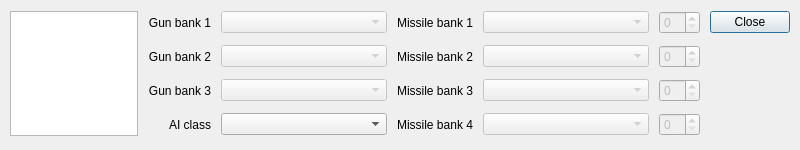
TRBlount/fs2open.github.com, file qtfred/ui/ShipEditorChildUI/ShipEditWeaponDialog.ui: the form before one commit.
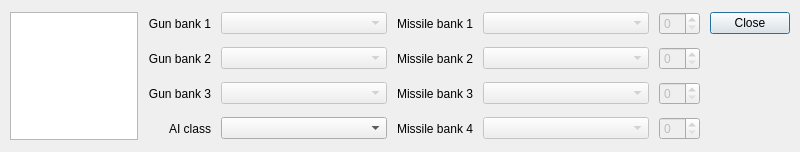
The form after the commit.

What changed in the file:
```diff
--- a/qtfred/ui/ShipEditorChildUI/ShipEditWeaponDialog.ui
+++ b/qtfred/ui/ShipEditorChildUI/ShipEditWeaponDialog.ui
@@ -7,7 +7,7 @@
     <x>0</x>
     <y>0</y>
     <width>800</width>
-    <height>150</height>
+    <height>152</height>
    </rect>
   </property>
   <property name="sizePolicy">
@@ -38,22 +38,6 @@
    <property name="spacing">
     <number>10</number>
    </property>
-   <item row="0" column="0" rowspan="4">
-    <widget class="QListView" name="BankSelect">
-     <property name="sizePolicy">
-      <sizepolicy hsizetype="Fixed" vsizetype="Preferred">
-       <horstretch>0</horstretch>
-       <verstretch>0</verstretch>
-      </sizepolicy>
-     </property>
-     <property name="maximumSize">
-      <size>
-       <width>128</width>
-       <height>16777215</height>
-      </size>
-     </property>
-    </widget>
-   </item>
    <item row="0" column="1">
     <widget class="QLabel" name="GunBank1Label">
      <property name="text">
@@ -297,6 +281,22 @@
      </property>
     </widget>
    </item>
+   <item row="0" column="0" rowspan="4">
+    <widget class="QListWidget" name="weaponSelect">
+     <property name="sizePolicy">
+      <sizepolicy hsizetype="Fixed" vsizetype="Preferred">
+       <horstretch>0</horstretch>
+       <verstretch>0</verstretch>
+      </sizepolicy>
+     </property>
+     <property name="maximumSize">
+      <size>
+       <width>128</width>
+       <height>16777215</height>
+      </size>
+     </property>
+    </widget>
+   </item>
   </layout>
  </widget>
  <resources/>
```
Left out of the diff: 42 changed lines with no effect on the pictures.
